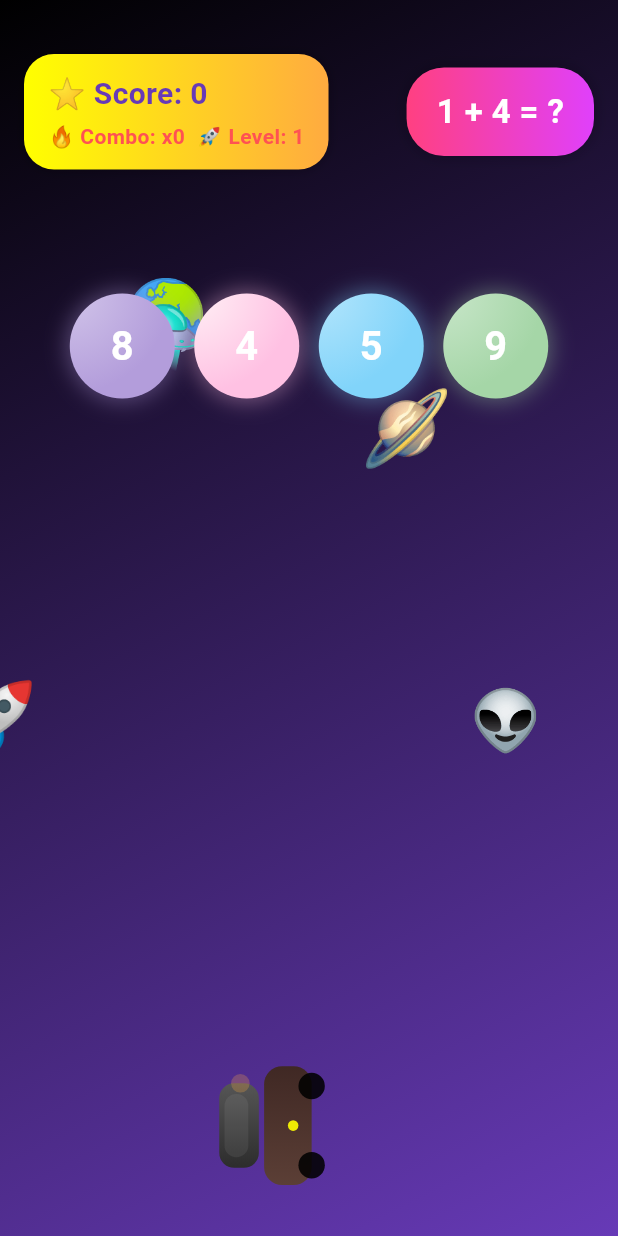
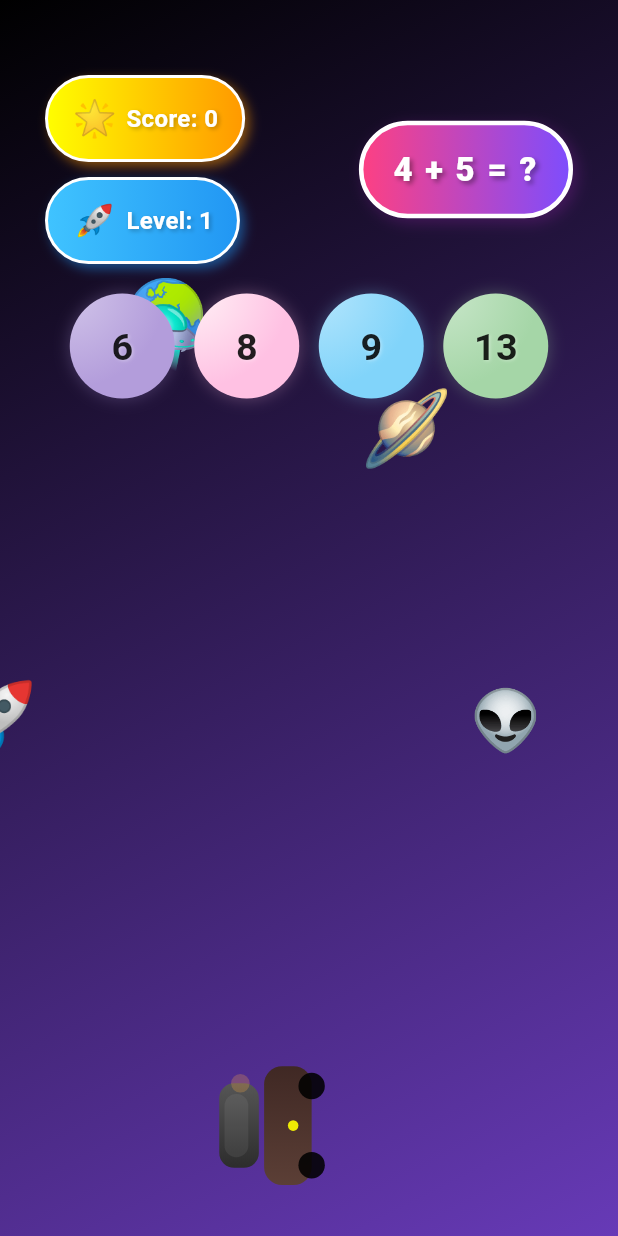
Before and after one commit to Geetanshu24/kidGame, a Flutter app: the ArcadeBubbleGameScreen screen opened directly, on a phone screen of 412 x 824 dp. Run offline on Flutter 3.47's test engine with Material 3 defaults, Android fonts, the phone set to English and light mode, and no system bars; our stand-ins replace audioplayers; Roboto replaces fonts that are missing (Baloo2, ComicNeue).

```diff
--- a/lib/screen/bubble_game_screen.dart
+++ b/lib/screen/bubble_game_screen.dart
@@ -14,6 +14,7 @@ import 'package:kid_game/background/staryy_night.dart';
 import 'package:kid_game/background/volcano_fire.dart';
 import 'package:kid_game/widget/bubble_widget.dart';
 import 'package:kid_game/widget/canon_painter.dart';
+import 'package:kid_game/widget/game_card.dart';
 import 'package:kid_game/widget/particle_painter.dart';
 
 import '../model/particles.dart';
@@ -405,7 +406,7 @@ class _ArcadeBubbleGameScreenState extends State<ArcadeBubbleGameScreen>
             child: _getBackgroundWidget(),
           ),
 
-          Positioned(top: 36, left: 16, right: 16, child: _hudCard()),
+          Positioned(top: 36, left: 16, right: 16, child: GameHud(level:  logic.level,question:logic.question ,score:  logic.score,)),
 
           // Bubbles
           ...List.generate(bubblePositions.length, (i) {
@@ -492,73 +493,23 @@ class _ArcadeBubbleGameScreenState extends State<ArcadeBubbleGameScreen>
     );
   }
 
-  Widget _hudCard() {
-    return Row(
-      children: [
-        Container(
-          padding: const EdgeInsets.symmetric(horizontal: 16, vertical: 12),
-          decoration: BoxDecoration(
-            gradient: LinearGradient(colors: [Colors.yellowAccent, Colors.orangeAccent]),
-            borderRadius: BorderRadius.circular(20),
-            boxShadow: [BoxShadow(color: Colors.black26, blurRadius: 6)],
-          ),
-          child: Column(
-            crossAxisAlignment: CrossAxisAlignment.start,
-            children: [
-              Text('⭐ Score: ${logic.score}',
-                  style: TextStyle(
-                      fontSize: 20,
-                      fontWeight: FontWeight.bold,
-                      color: Colors.deepPurple,
-                      fontFamily: 'ComicNeue')),
-              SizedBox(height: 4),
-              Text('🔥 Combo: x$combo  🚀 Level: $level',
-                  style: TextStyle(
-                      fontSize: 14,
-                      fontWeight: FontWeight.w600,
-                      color: Colors.redAccent,
-                      fontFamily: 'ComicNeue')),
-            ],
-          ),
-        ),
-        Spacer(),
-        Container(
-          padding: const EdgeInsets.symmetric(horizontal: 20, vertical: 14),
-          decoration: BoxDecoration(
-            gradient: LinearGradient(colors: [Colors.pinkAccent, Colors.purpleAccent]),
-            borderRadius: BorderRadius.circular(25),
-            boxShadow: [BoxShadow(color: Colors.black26, blurRadius: 8)],
-          ),
-          child: Text(
-            logic.question,
-            style: TextStyle(
-              fontSize: 22,
-              fontWeight: FontWeight.bold,
-              color: Colors.white,
-              fontFamily: 'Baloo2',
-            ),
-          ),
-        ),
-      ],
-    );
-  }
 
   Widget _getBackgroundWidget() {
     switch (currentBgIndex) {
       case 1:
-        return MagicalKids1Background(
+        return OceanWaveBackground(
             key: ValueKey(1), controller: bgController);
       case 2:
         return SpaceGalaxyBackground(
             key: ValueKey(2), controller: bgController);
       case 3:
-        return CloudySkyBackground(
+        return ForestBackground(
             key: ValueKey(3), controller: bgController);
       case 4:
         return RainbowBackground(
             key: ValueKey(4), controller: bgController);
       case 5:
-        return ForestBackground(
+        return CloudySkyBackground(
             key: ValueKey(5), controller: bgController);
       case 6:
         return StarryNightBackground(
@@ -567,7 +518,7 @@ class _ArcadeBubbleGameScreenState extends State<ArcadeBubbleGameScreen>
         return VolcanoFireBackground(
             key: ValueKey(7), controller: bgController);
       case 8:
-        return OceanWaveBackground(
+        return MagicalKids1Background(
             key: ValueKey(8), controller: bgController);
       case 9:
         return BeachBackground(
--- a/lib/screen/mode_selection_screen.dart
+++ b/lib/screen/mode_selection_screen.dart
@@ -19,8 +19,6 @@ class _ModeSelectionScreenState extends State<ModeSelectionScreen>
   ];
 
   final List<String> classes = [
-    "Nursery",
-    "KG",
     "Class 1",
     "Class 2",
     "Class 3",
@@ -49,19 +47,16 @@ class _ModeSelectionScreenState extends State<ModeSelectionScreen>
   /// 🎯 Function to get difficulty range according to class
   Map<String, dynamic> getDifficulty(String className) {
     switch (className) {
-      case "Nursery":
-      case "KG":
-        return {"min": 1, "max": 5, "operations": ["Addition"]};
       case "Class 1":
-        return {"min": 1, "max": 10, "operations": ["Addition", "Subtraction"]};
+        return {"min": 1, "max": 5};
       case "Class 2":
-        return {"min": 1, "max": 20, "operations": ["Addition", "Subtraction"]};
+        return {"min": 1, "max": 10};
       case "Class 3":
-        return {"min": 1, "max": 50, "operations": ["Addition", "Subtraction", "Multiplication"]};
+        return {"min": 1, "max": 20};
       case "Class 4":
-        return {"min": 1, "max": 100, "operations": ["Addition", "Subtraction", "Multiplication", "Division"]};
+        return {"min": 1, "max": 100};
       case "Class 5":
-        return {"min": 1, "max": 200, "operations": ["Addition", "Subtraction", "Multiplication", "Division"]};
+        return {"min": 1, "max": 200};
       default:
         return {"min": 1, "max": 10, "operations": ["Addition"]};
     }
@@ -147,14 +142,6 @@ class _ModeSelectionScreenState extends State<ModeSelectionScreen>
                             }
 
                             final difficulty = getDifficulty(selectedClass!);
-
-                            // Check if mode is allowed for this class
-                            if (!difficulty["operations"].contains(mode["name"])) {
-                              ScaffoldMessenger.of(context).showSnackBar(
-                                SnackBar(content: Text("${mode["name"]} not available for $selectedClass")),
-                              );
-                              return;
-                            }
 
                             Navigator.push(
                               context,
--- a/lib/utils/math_game_logic.dart
+++ b/lib/utils/math_game_logic.dart
@@ -26,21 +26,36 @@ class MathGameLogic {
   }
 
   void generateQuestion() {
-    int a, b;
+    int a, b, c;
 
-    // 🎯 Base range according to class
+    // Base numbers
     a = min + _r.nextInt(max - min + 1);
     b = min + _r.nextInt(max - min + 1);
+    c = min + _r.nextInt(max - min + 1);
 
-    // 🎯 Extra scaling with level
-    if (level > 15) {
-      a += _r.nextInt(level);
-      b += _r.nextInt(level);
+    // 🎯 Difficulty boost har 15 level ke baad
+    int difficultyBoost = (level ~/ 15);
+
+    if (difficultyBoost > 0) {
+      a += _r.nextInt(3 * difficultyBoost + 1);
+      b += _r.nextInt(3 * difficultyBoost + 1);
+      c += _r.nextInt(3 * difficultyBoost + 1);
     }
 
     switch (mode) {
+      case 'Addition':
+        if (level >= 15 && _r.nextInt(100) < 30) {
+          // 👉 30% chance of 3-number addition
+          correctAnswer = a + b + c;
+          question = '$a + $b + $c = ?';
+        } else {
+          // Normal 2-number addition
+          correctAnswer = a + b;
+          question = '$a + $b = ?';
+        }
+        break;
+
       case 'Subtraction':
-      // Ensure subtraction always positive for young learners
         if (b > a) {
           int temp = a;
           a = b;
@@ -51,7 +66,6 @@ class MathGameLogic {
         break;
 
       case 'Multiplication':
-      // Keep smaller numbers at low levels
         if (level < 10) {
           a = 2 + _r.nextInt(5);
           b = 2 + _r.nextInt(5);
@@ -61,10 +75,9 @@ class MathGameLogic {
         break;
 
       case 'Division':
-      // Simple integer division (no decimals)
         b = math.max(1, min + _r.nextInt(max - min + 1));
         correctAnswer = a ~/ b;
-        a = correctAnswer * b; // Ensure divisible
+        a = correctAnswer * b; // ensure divisible
         question = '$a ÷ $b = ?';
         break;
 
@@ -73,29 +86,28 @@ class MathGameLogic {
         question = '$a + $b = ?';
     }
 
-    // Create 4 options
+    // 🎯 Generate 4 options
     answers = [];
     int correctIndex = _r.nextInt(4);
     for (int i = 0; i < 4; i++) {
       if (i == correctIndex) {
         answers.add(correctAnswer);
       } else {
-        int delta = (_r.nextBool() ? 1 : -1) * (1 + _r.nextInt(4));
+        int delta = (_r.nextBool() ? 1 : -1) * (1 + _r.nextInt(3 + difficultyBoost));
         int wrong = correctAnswer + delta;
         if (answers.contains(wrong) || wrong < 0) {
-          wrong = correctAnswer + (i + 1);
+          wrong = correctAnswer + (i + 1) * (difficultyBoost + 1);
         }
         answers.add(wrong);
       }
     }
   }
 
+
   bool checkAnswer(int picked) {
     if (picked == correctAnswer) {
       score += 10;
       level++;
-
-
       return true;
     }
     return false;
--- a/lib/widget/bubble_widget.dart
+++ b/lib/widget/bubble_widget.dart
@@ -3,14 +3,14 @@ import 'package:flutter/material.dart';
 class BubbleWidget extends StatefulWidget {
   final int value;
   final double size;
-  final List<Color> colors;
+  final List<Color>? colors;
   final VoidCallback? onGone;
 
   const BubbleWidget({
     Key? key,
     required this.value,
     required this.size,
-    required this.colors,
+    this.colors,
     this.onGone,
   }) : super(key: key);
 
@@ -66,6 +66,12 @@ class _BubbleWidgetState extends State<BubbleWidget>
 
   @override
   Widget build(BuildContext context) {
+    // 🎨 Default soft, kid-friendly pastel palette
+    final defaultColors = [
+      Colors.pink.shade200,
+      Colors.purple.shade100,
+    ];
+
     final bubble = ScaleTransition(
       scale: CurvedAnimation(parent: _spawnCtrl, curve: Curves.elasticOut),
       child: Container(
@@ -74,15 +80,15 @@ class _BubbleWidgetState extends State<BubbleWidget>
         decoration: BoxDecoration(
           shape: BoxShape.circle,
           gradient: RadialGradient(
-            colors: widget.colors,
+            colors: widget.colors ?? defaultColors,
             center: Alignment.topLeft,
-            radius: 0.95,
+            radius: 0.9,
           ),
           boxShadow: [
             BoxShadow(
-              color: widget.colors.last.withOpacity(0.4),
-              blurRadius: 12,
-              spreadRadius: 2,
+              color: (widget.colors ?? defaultColors).last.withOpacity(0.25),
+              blurRadius: 8,
+              spreadRadius: 1,
             )
           ],
         ),
@@ -90,9 +96,16 @@ class _BubbleWidgetState extends State<BubbleWidget>
           child: Text(
             '${widget.value}',
             style: TextStyle(
-              fontSize: widget.size * 0.38,
+              fontSize: widget.size * 0.36,
               fontWeight: FontWeight.bold,
-              color: Colors.white,
+              color: Colors.black87, // softer text (not pure white)
+              shadows: const [
+                Shadow(
+                  blurRadius: 2,
+                  offset: Offset(1, 1),
+                  color: Colors.white30,
+                ),
+              ],
             ),
           ),
         ),
--- /dev/null
+++ b/lib/widget/game_card.dart
@@ -0,0 +1,134 @@
+import 'package:flutter/material.dart';
+
+class GameHud extends StatelessWidget {
+  final int score;
+  final int level;
+  final String question;
+
+  const GameHud({
+    super.key,
+    required this.score,
+    required this.level,
+    required this.question,
+  });
+
+  @override
+  Widget build(BuildContext context) {
+    return Container(
+      padding: const EdgeInsets.all(14),
+      child: Row(
+        mainAxisAlignment: MainAxisAlignment.spaceBetween,
+        children: [
+          // 🎈 Left Column → Score + Level
+          Column(
+            crossAxisAlignment: CrossAxisAlignment.start,
+            children: [
+              _buildBubble(
+                icon: "🌟",
+                label: "Score",
+                value: "$score",
+                color1: Colors.yellowAccent,
+                color2: Colors.orange,
+              ),
+              const SizedBox(height: 10),
+              _buildBubble(
+                icon: "🚀",
+                label: "Level",
+                value: "$level",
+                color1: Colors.lightBlueAccent,
+                color2: Colors.blue,
+              ),
+            ],
+          ),
+
+          // ❓ Question Bubble (Right Side in SAME Row)
+          Flexible(
+            child: Container(
+              padding: const EdgeInsets.symmetric(horizontal: 20, vertical: 14),
+              decoration: BoxDecoration(
+                gradient: const LinearGradient(
+                  colors: [Colors.pinkAccent, Colors.deepPurpleAccent],
+                ),
+                borderRadius: BorderRadius.circular(40),
+                border: Border.all(color: Colors.white, width: 3),
+                boxShadow: [
+                  BoxShadow(
+                    color: Colors.purple.withOpacity(0.3),
+                    blurRadius: 8,
+                    offset: const Offset(3, 3),
+                  ),
+                ],
+              ),
+              child: Text(
+                question,
+                textAlign: TextAlign.center,
+                overflow: TextOverflow.ellipsis, // ✅ keeps in one line
+                maxLines: 1,
+                style: const TextStyle(
+                  fontSize: 22,
+                  fontWeight: FontWeight.w900,
+                  color: Colors.white,
+                  letterSpacing: 1.5,
+                  shadows: [
+                    Shadow(
+                      offset: Offset(2, 2),
+                      blurRadius: 4,
+                      color: Colors.black38,
+                    )
+                  ],
+                ),
+              ),
+            ),
+          ),
+        ],
+      ),
+    );
+  }
+
+  // 🧩 Reusable Bubble Widget
+  Widget _buildBubble({
+    required String icon,
+    required String label,
+    required String value,
+    required Color color1,
+    required Color color2,
+  }) {
+    return Container(
+      padding: const EdgeInsets.symmetric(horizontal: 16, vertical: 10),
+      decoration: BoxDecoration(
+        gradient: LinearGradient(colors: [color1, color2]),
+        borderRadius: BorderRadius.circular(30),
+        border: Border.all(color: Colors.white, width: 2),
+        boxShadow: [
+          BoxShadow(
+            color: color2.withOpacity(0.5),
+            blurRadius: 6,
+            offset: const Offset(3, 3),
+          ),
+        ],
+      ),
+      child: Row(
+        mainAxisSize: MainAxisSize.min,
+        children: [
+          Text(icon, style: const TextStyle(fontSize: 24)),
+          const SizedBox(width: 6),
+          Text(
+            "$label: $value",
+            style: const TextStyle(
+              fontSize: 16,
+              fontWeight: FontWeight.bold,
+              color: Colors.white,
+              shadows: [
+                Shadow(
+                  offset: Offset(1.5, 1.5),
+                  blurRadius: 3,
+                  color: Colors.black26,
+                )
+              ],
+            ),
+          ),
+        ],
+      ),
+    );
+  }
+}
--- a/pubspec.yaml
+++ b/pubspec.yaml
@@ -36,6 +36,7 @@ dependencies:
   cupertino_icons: ^1.0.8
   google_fonts: ^6.3.0
   audioplayers: ^6.5.0
+  provider: ^6.1.5+1
 
 dev_dependencies:
   flutter_test:
```
